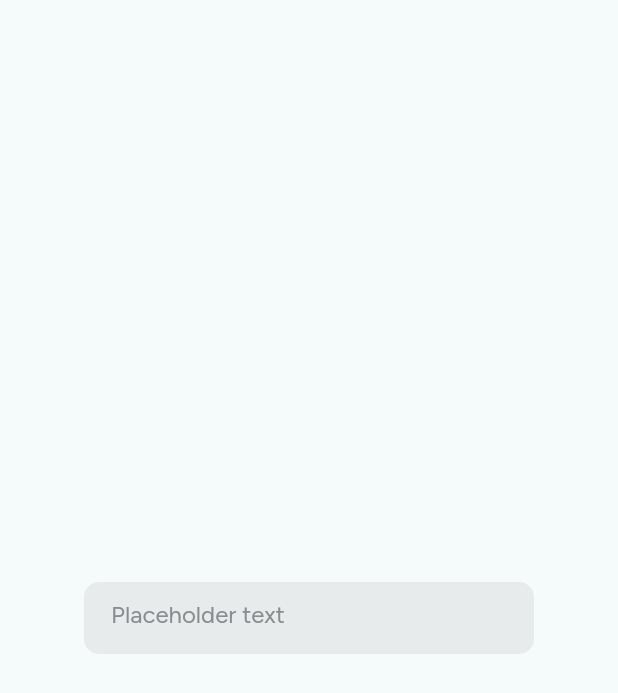
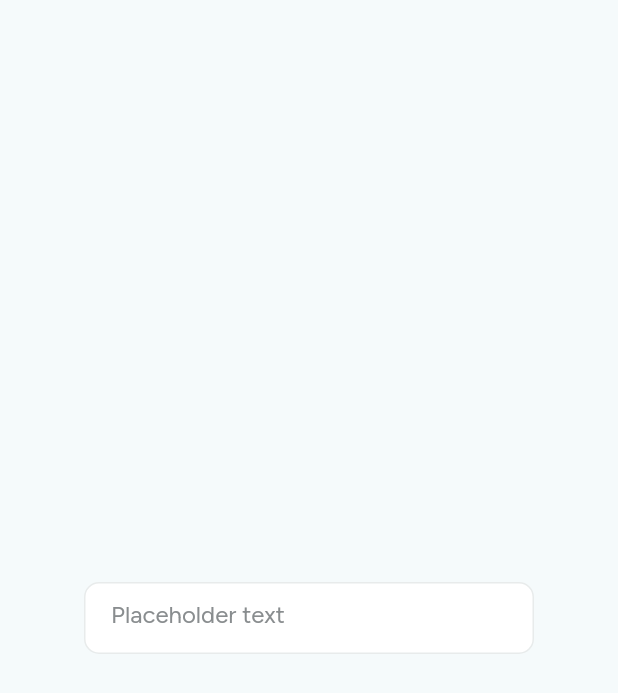
Before and after one commit to nucleusui/nucleus-flutter, a Flutter app: the InputFieldPage screen opened by its route, on a phone screen of 412 x 824 dp. Shown: the top 693 px of the screen. Run offline on Flutter 3.47's test engine with Material 3 defaults, Android fonts, the phone set to English and light mode, and no system bars; our stand-ins replace flutter_svg, go_router, pin_code_fields, web; missing offline and left inert: dart:js_interop, just_the_tooltip; statements that could not run were skipped.

```diff
--- a/lib/src/input_field.dart
+++ b/lib/src/input_field.dart
@@ -18,6 +18,7 @@ class InputField extends StatefulWidget {
     this.autofocus = false,
     this.labelText,
     this.hintText,
+    this.hintStyle,
     this.textInputType,
     this.onSubmitied,
     this.validator,
@@ -55,6 +56,9 @@ class InputField extends StatefulWidget {
 
   /// Placeholder text displayed when the text field is empty.
   final String? hintText;
+
+  /// Style for the hint text when the text field is empty.
+  final TextStyle? hintStyle;
 
   /// The type of keyboard to use for editing the text (e.g., email, number, phone).
   final TextInputType? textInputType;
@@ -169,19 +173,21 @@ class _InputFieldStates extends State<InputField> {
   @override
   Widget build(BuildContext context) {
     final isDisabled = widget.enabled == false;
+    final isMultiline = widget.textInputType == TextInputType.multiline;
+    final verticalMargin = (isMultiline ? 6 : 4).toDouble();
     return Column(
       crossAxisAlignment: CrossAxisAlignment.start,
       children: [
         Container(
           alignment: Alignment.center,
-          height: widget.height,
+          height: isMultiline ? null : widget.height,
           padding: EdgeInsets.all(isFocus || isError ? 0 : 1),
           decoration: BoxDecoration(
             color: isDisabled
                 ? context.color.borderMuted
                 : isError
                     ? context.color.red10
-                    : (widget.fillColor ?? context.color.bgColor),
+                    : (widget.fillColor ?? context.color.chipColor),
             borderRadius: widget.borderRadius,
             border: isDisabled
                 ? null
@@ -245,9 +251,10 @@ class _InputFieldStates extends State<InputField> {
                 contentPadding: widget.contentPadding ??
                     EdgeInsets.fromLTRB(
                       16,
-                      (widget.labelText == null ? 4 : 0) + (kIsWeb ? 4 : 0),
+                      (widget.labelText == null ? verticalMargin : 0) +
+                          (kIsWeb ? verticalMargin : 0),
                       16,
-                      widget.labelText == null ? 10 : 4,
+                      widget.labelText == null ? 10 : verticalMargin,
                     ),
                 border: InputBorder.none,
                 focusedBorder: InputBorder.none,
@@ -283,9 +290,8 @@ class _InputFieldStates extends State<InputField> {
                         child: widget.prefixIcon,
                       ),
                 hintText: widget.hintText,
-                hintStyle: AppFonts.regular16.copyWith(
-                  color: context.color.grey50,
-                ),
+                hintStyle: widget.hintStyle ??
+                    AppFonts.regular16.copyWith(color: context.color.grey50),
                 prefixIconConstraints: const BoxConstraints(),
                 suffixIconConstraints: const BoxConstraints(),
                 suffixIcon: widget.suffixIcon == null
--- a/playground/lib/router.dart
+++ b/playground/lib/router.dart
@@ -21,6 +21,7 @@ import 'package:playground/pages/segmented_control.dart';
 import 'package:playground/pages/separator.dart';
 import 'package:playground/pages/skeleton.dart';
 import 'package:playground/pages/tabs.dart';
+import 'package:playground/pages/text_area.dart';
 import 'package:playground/pages/toast.dart';
 import 'package:playground/pages/toggle.dart';
 import 'package:playground/pages/tooltip.dart';
@@ -262,6 +263,15 @@ final router = GoRouter(
         );
       },
     ),
+    GoRoute(
+      path: '/text-area',
+      builder: (context, state) {
+        final style = state.uri.queryParameters['style'] ?? 'basic';
+        return TextAreaPage(
+          style: TextAreaStyle.values.byName(style),
+        );
+      },
+    ),
   ],
 );
 
```
Also changed, not shown: playground/lib/pages/text_area.dart (added, +53 -0 lines), 3 other files.
